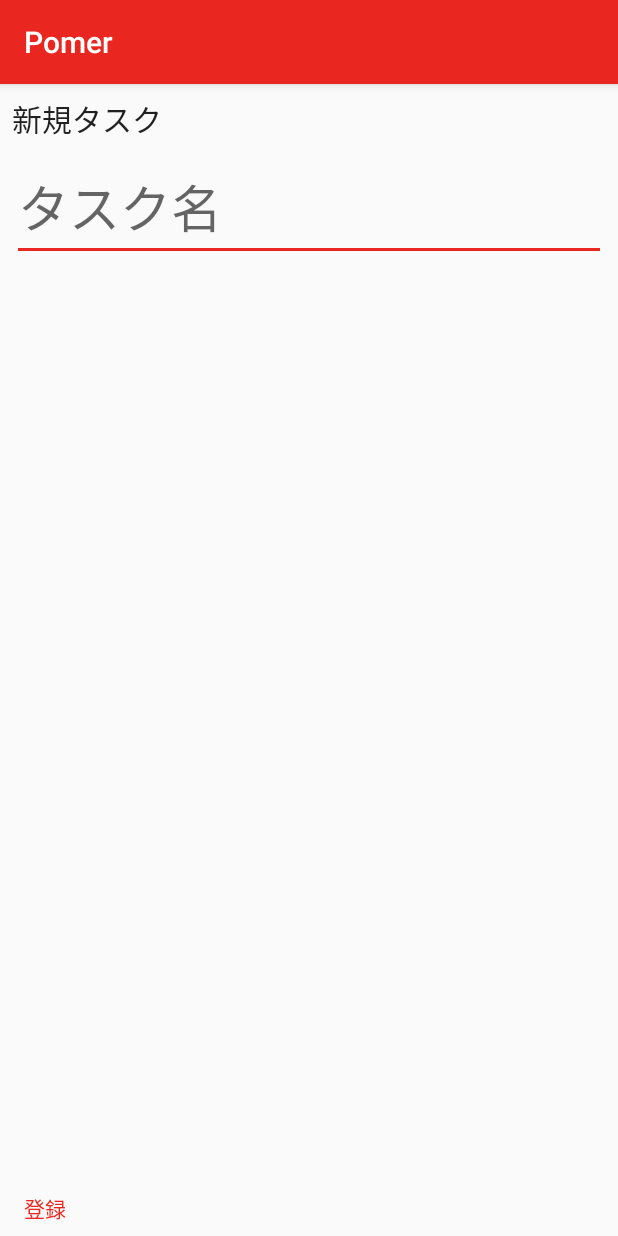
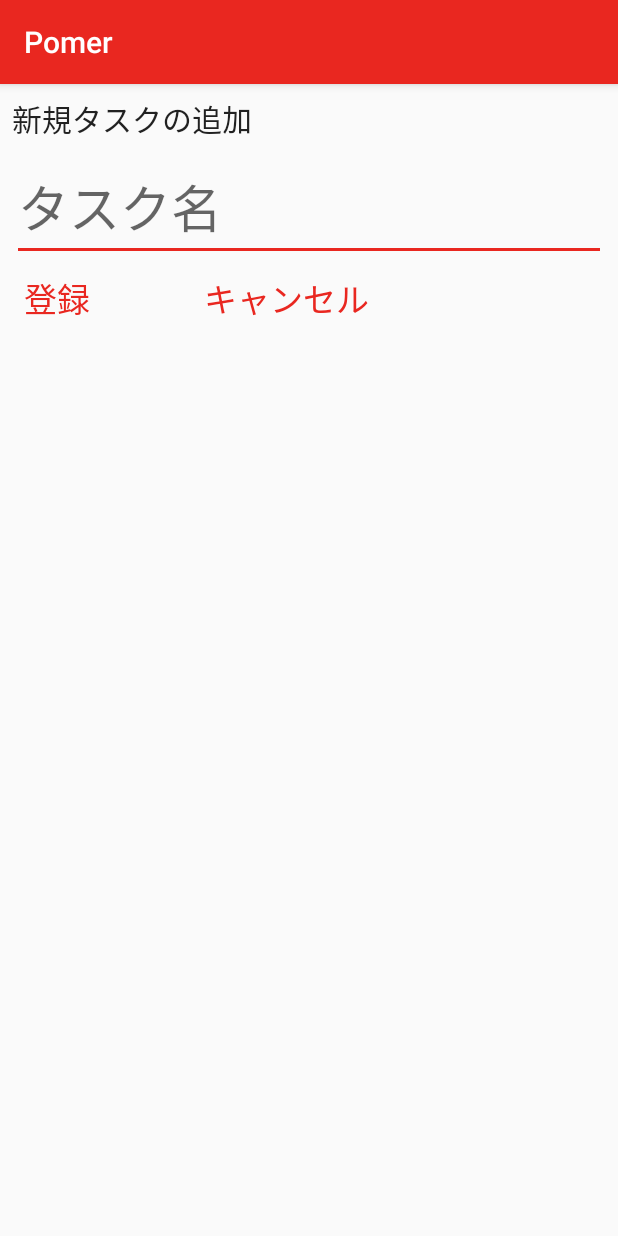
Before and after one commit to mochoi999/Pomer, an Android app: the RegisterTaskActivity screen opened directly, with no data from a screen before it, after a tap on "登録", on a phone screen of 412 x 824 dp. Run offline under Robolectric (Android 15) with nearby library versions, the phone set to English and light mode, and no system bars; our stand-ins replace data binding.

Commit message:
DataBinding追加

```diff
--- a/app/build.gradle
+++ b/app/build.gradle
@@ -16,6 +16,9 @@ android {
             proguardFiles getDefaultProguardFile('proguard-android.txt'), 'proguard-rules.pro'
         }
     }
+    dataBinding {
+        enabled = true
+    }
 }
 
 dependencies {
--- a/app/src/main/java/com/aklob/pomer/RegisterTaskActivity.java
+++ b/app/src/main/java/com/aklob/pomer/RegisterTaskActivity.java
@@ -1,21 +1,31 @@
 package com.aklob.pomer;
 
+import android.databinding.DataBindingUtil;
 import android.os.Bundle;
 import android.support.v7.app.AppCompatActivity;
 import android.util.Log;
 import android.view.View;
 
-public class RegisterTaskActivity extends AppCompatActivity {
+import com.aklob.pomer.contract.RegisterTaskNavigator;
+import com.aklob.pomer.databinding.RegisterTaskBinding;
+import com.aklob.pomer.viewmodel.RegisterTaskVM;
+import com.aklob.pomer.viewmodel.Task;
+
+public class RegisterTaskActivity extends AppCompatActivity implements RegisterTaskNavigator {
     @Override
     protected void onCreate(Bundle savedInstanceState) {
         super.onCreate(savedInstanceState);
-        setContentView(R.layout.register_task);
 
-        findViewById(R.id.register_task).setOnClickListener(new View.OnClickListener() {
-            @Override
-            public void onClick(View v) {
-                Log.d("TEST","%%%%%%%%%%%%%%%%%%%%");
-            }
-        });
+        RegisterTaskBinding registerTaskBinding = DataBindingUtil.setContentView(this, R.layout.register_task);
+        RegisterTaskVM registerTaskVM = new RegisterTaskVM();
+        registerTaskVM.task.set(new Task());
+        registerTaskVM.setNavigator(this);
+        registerTaskBinding.setTaskVM(registerTaskVM);//layoutのnameにセット
+
+    }
+
+    @Override
+    public void backActivity() {
+        this.finish();
     }
 }
--- /dev/null
+++ b/app/src/main/java/com/aklob/pomer/contract/RegisterTaskNavigator.java
@@ -0,0 +1,5 @@
+package com.aklob.pomer.contract;
+
+public interface RegisterTaskNavigator {
+    public void backActivity();
+}
--- /dev/null
+++ b/app/src/main/java/com/aklob/pomer/viewmodel/RegisterTaskVM.java
@@ -0,0 +1,30 @@
+package com.aklob.pomer.viewmodel;
+
+import android.app.Activity;
+import android.content.Context;
+import android.database.Observable;
+import android.databinding.ObservableField;
+import android.util.Log;
+
+import com.aklob.pomer.contract.RegisterTaskNavigator;
+
+public class RegisterTaskVM {
+
+    public final ObservableField<Task> task = new ObservableField<>();
+    public RegisterTaskNavigator navigator;
+
+    public void setNavigator(RegisterTaskNavigator navigator){
+        this.navigator = navigator;
+    }
+
+    public void register(){
+        Log.d("TEST","%%%%%%%%%%%%%%%%%%%%"+task.get().getTaskName().toString());
+    }
+
+    public void backActivity(){
+        if(navigator != null){
+            navigator.backActivity();
+        }
+    }
+
+}
--- /dev/null
+++ b/app/src/main/java/com/aklob/pomer/viewmodel/Task.java
@@ -0,0 +1,22 @@
+package com.aklob.pomer.viewmodel;
+
+import android.databinding.ObservableField;
+
+public class Task {
+
+    private final ObservableField<String> taskName = new ObservableField<>();
+
+    public Task(){
+    }
+
+    public Task(String taskName){
+        this.taskName.set(taskName);
+    }
+
+    public ObservableField<String> getTaskName() {
+        return taskName;
+    }
+    public void setTaskName(String taskName){
+        this.taskName.set(taskName);
+    }
+}
--- a/app/src/main/res/layout/content_main.xml
+++ b/app/src/main/res/layout/content_main.xml
@@ -29,7 +29,7 @@
         android:layout_marginTop="8dp"
         android:layout_marginEnd="8dp"
         android:layout_marginBottom="8dp"
-        android:text="Reort"
+        android:text="Report"
         android:textAppearance="@style/TextAppearance.AppCompat.Display1"
         app:layout_constraintBottom_toBottomOf="parent"
         app:layout_constraintEnd_toEndOf="parent"
--- a/app/src/main/res/layout/register_task.xml
+++ b/app/src/main/res/layout/register_task.xml
@@ -1,8 +1,16 @@
 <?xml version="1.0" encoding="utf-8"?>
-<android.support.constraint.ConstraintLayout
+<layout
     xmlns:android="http://schemas.android.com/apk/res/android"
     xmlns:app="http://schemas.android.com/apk/res-auto"
     xmlns:tools="http://schemas.android.com/tools"
+    >
+    <data>
+        <variable
+            name="taskVM"
+            type="com.aklob.pomer.viewmodel.RegisterTaskVM"/>
+    </data>
+
+    <android.support.constraint.ConstraintLayout
         android:layout_width="match_parent"
         android:layout_height="match_parent">
 
@@ -12,13 +20,13 @@
             android:layout_height="wrap_content"
             android:layout_marginStart="8dp"
             android:layout_marginTop="8dp"
-        android:text="新規タスク"
+            android:text="新規タスクの追加"
             android:textAppearance="@style/TextAppearance.AppCompat.Title"
             app:layout_constraintStart_toStartOf="parent"
             app:layout_constraintTop_toTopOf="parent" />
 
         <EditText
-        android:id="@+id/editText"
+            android:id="@+id/task_name"
             android:layout_width="0dp"
             android:layout_height="wrap_content"
             android:layout_marginTop="8dp"
@@ -26,6 +34,7 @@
             android:ems="10"
             android:hint="タスク名"
             android:inputType="textPersonName"
+            android:text="@{taskVM.task.taskName}"
             android:textAppearance="@style/TextAppearance.AppCompat.Display1"
             app:layout_constraintEnd_toEndOf="parent"
             app:layout_constraintStart_toStartOf="@+id/title"
@@ -36,9 +45,24 @@
             android:layout_width="wrap_content"
             android:layout_height="wrap_content"
             android:layout_marginStart="8dp"
-        android:layout_marginBottom="8dp"
+            android:layout_marginTop="8dp"
             android:text="登録"
+            android:onClick="@{()->taskVM.register()}"
+            android:textAppearance="@style/TextAppearance.AppCompat.Large"
             android:textColor="@color/colorAccent"
-        app:layout_constraintBottom_toBottomOf="parent"
-        app:layout_constraintStart_toStartOf="@+id/editText" />
+            app:layout_constraintStart_toStartOf="@+id/task_name"
+            app:layout_constraintTop_toBottomOf="@+id/task_name" />
+
+        <TextView
+            android:id="@+id/cancel"
+            android:layout_width="wrap_content"
+            android:layout_height="wrap_content"
+            android:layout_marginStart="76dp"
+            android:text="キャンセル"
+            android:onClick="@{()->taskVM.backActivity()}"
+            android:textColor="@color/colorAccent"
+            android:textAppearance="@style/TextAppearance.AppCompat.Large"
+            app:layout_constraintStart_toEndOf="@+id/register_task"
+            app:layout_constraintTop_toTopOf="@+id/register_task" />
     </android.support.constraint.ConstraintLayout>
+</layout>
--- a/app/src/main/res/layout/todolist_main.xml
+++ b/app/src/main/res/layout/todolist_main.xml
@@ -11,6 +11,17 @@
             android:name="com.aklob.pomer.AddNewTaskView"
             android:layout_width="match_parent"
             android:layout_height="match_parent" />
+
+        <TextView
+            android:id="@+id/textView"
+            android:layout_width="wrap_content"
+            android:layout_height="wrap_content"
+            android:layout_alignTop="@+id/add_task_fragment"
+            android:layout_alignParentStart="true"
+            android:layout_marginStart="30dp"
+            android:layout_marginTop="20dp"
+            android:text="今日のTODO"
+            android:textAppearance="@style/TextAppearance.AppCompat.Title" />
     </RelativeLayout>
 
 </android.support.constraint.ConstraintLayout>
```
Lines whose indentation alone changed are shown as unchanged.
